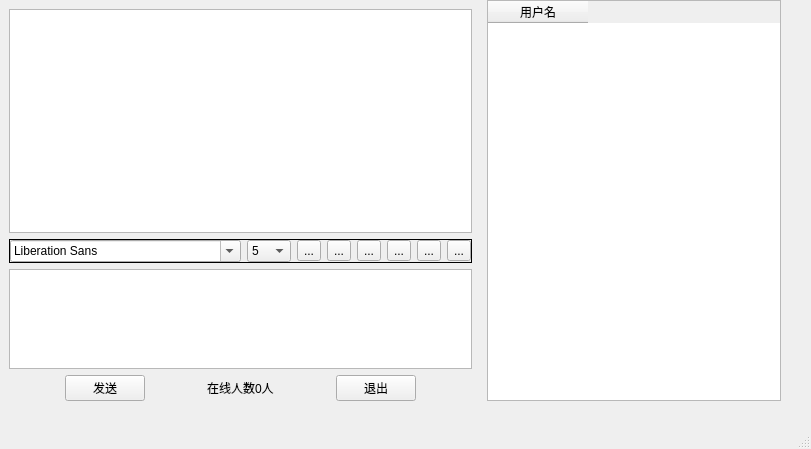
This is qqclient/mainwindow.ui in Knock-man/QQ as Qt 5 draws it before an edit. The edited form follows.
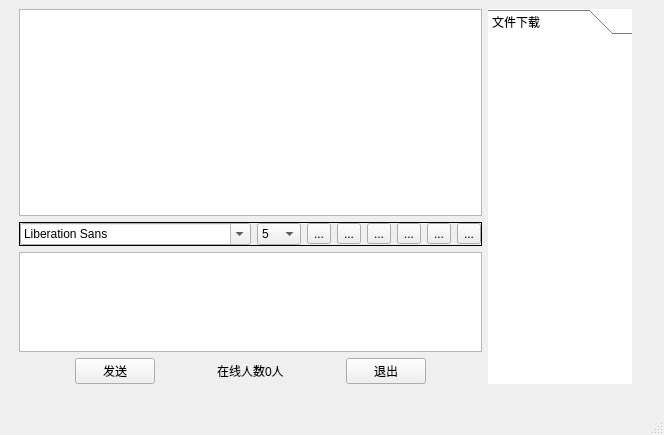
This is the edited form. Icons and pictures are not drawn.

Commit message: 添加文件上传功能

```diff
--- a/qqclient/mainwindow.ui
+++ b/qqclient/mainwindow.ui
@@ -6,8 +6,8 @@
    <rect>
     <x>0</x>
     <y>0</y>
-    <width>811</width>
-    <height>449</height>
+    <width>664</width>
+    <height>435</height>
    </rect>
   </property>
   <property name="windowTitle">
@@ -17,10 +17,10 @@
    <widget class="QWidget" name="widget" native="true">
     <property name="geometry">
      <rect>
-      <x>0</x>
+      <x>10</x>
       <y>0</y>
-      <width>781</width>
-      <height>401</height>
+      <width>631</width>
+      <height>384</height>
      </rect>
     </property>
     <layout class="QHBoxLayout" name="horizontalLayout">
@@ -30,6 +30,9 @@
      <item>
       <widget class="QWidget" name="widget_4" native="true">
        <layout class="QVBoxLayout" name="verticalLayout">
+        <property name="rightMargin">
+         <number>0</number>
+        </property>
         <property name="bottomMargin">
          <number>0</number>
         </property>
@@ -292,18 +295,45 @@
       </widget>
      </item>
      <item>
-      <widget class="QTableWidget" name="tableWidget">
-       <property name="maximumSize">
-        <size>
-         <width>400</width>
-         <height>16777215</height>
-        </size>
-       </property>
-       <column>
-        <property name="text">
-         <string>用户名</string>
+      <widget class="QWidget" name="widget_2" native="true">
+       <layout class="QVBoxLayout" name="filelayout">
+        <property name="leftMargin">
+         <number>0</number>
         </property>
-       </column>
+        <property name="topMargin">
+         <number>9</number>
+        </property>
+        <property name="rightMargin">
+         <number>9</number>
+        </property>
+        <property name="bottomMargin">
+         <number>0</number>
+        </property>
+        <item>
+         <widget class="QToolBox" name="filebox">
+          <property name="styleSheet">
+           <string notr="true">background-color: rgb(255, 255, 255);</string>
+          </property>
+          <property name="currentIndex">
+           <number>0</number>
+          </property>
+          <widget class="QWidget" name="page">
+           <property name="geometry">
+            <rect>
+             <x>0</x>
+             <y>0</y>
+             <width>174</width>
+             <height>349</height>
+            </rect>
+           </property>
+           <attribute name="label">
+            <string>文件下载</string>
+           </attribute>
+           <layout class="QVBoxLayout" name="verticalLayout_3"/>
+          </widget>
+         </widget>
+        </item>
+       </layout>
       </widget>
      </item>
     </layout>
```
Left out of the diff: 15 changed lines with no effect on the pictures. The commit also changes 14 other files.
